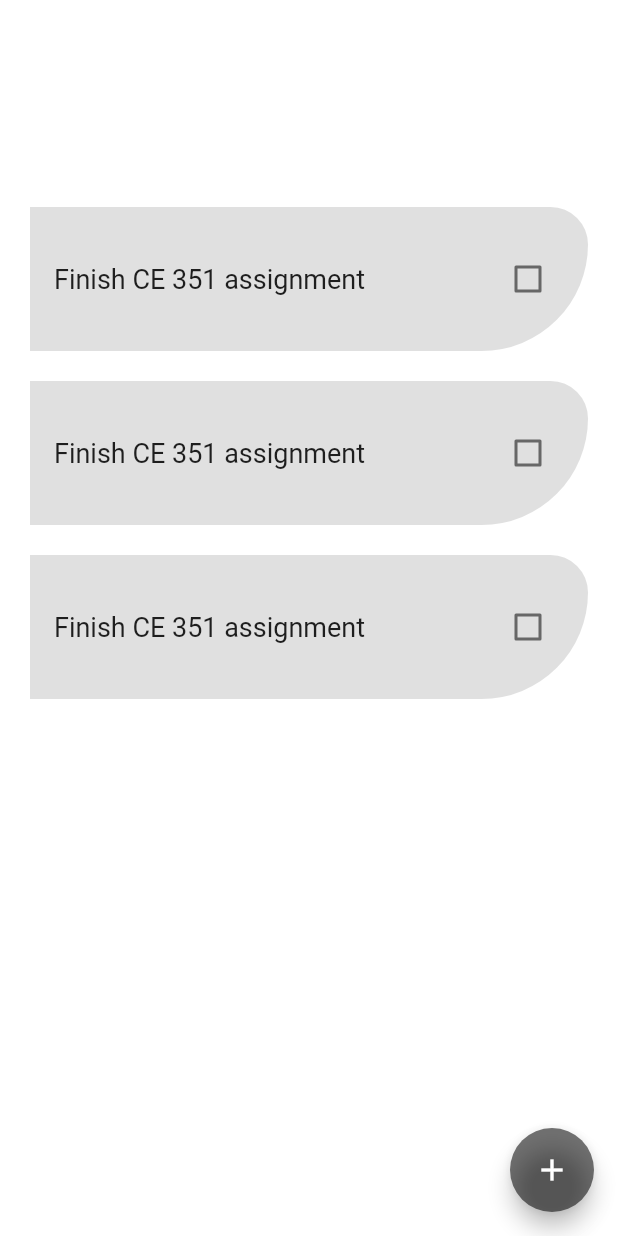
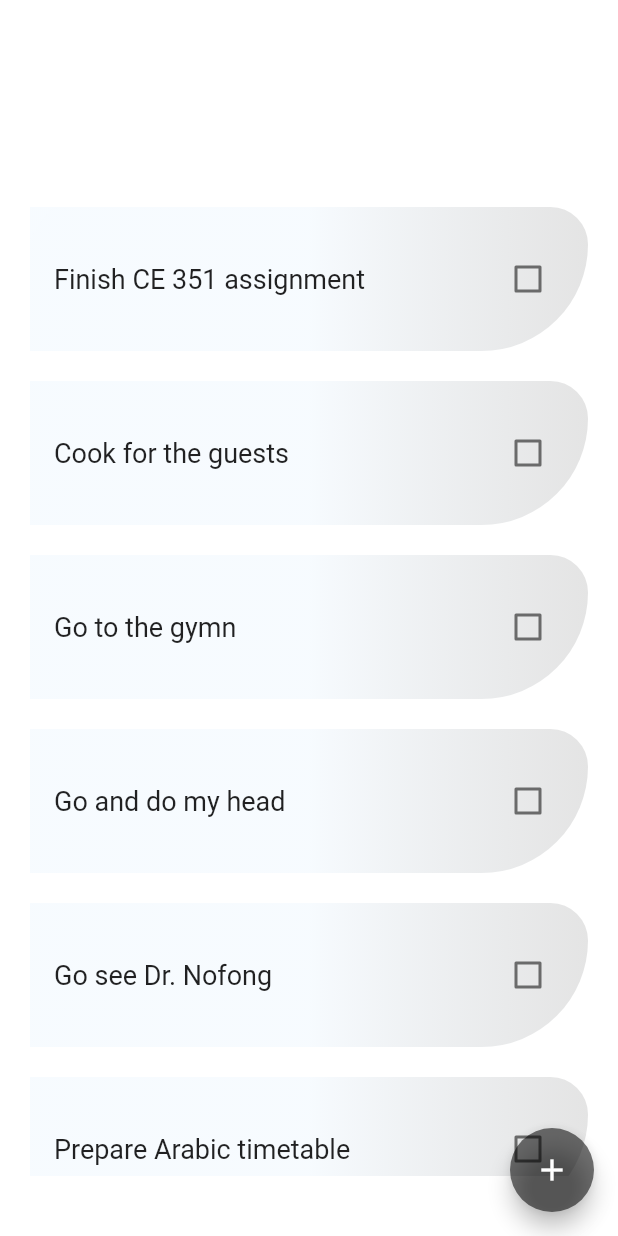
Before and after one commit to albanybuipe96/schedule, a Flutter app: the screen it shows after launch, after a tap on "ToDo", on a phone screen of 412 x 824 dp. Run offline on Flutter 3.47's test engine with Material 2 defaults, Android fonts, the phone set to English and light mode, and no system bars; Roboto replaces fonts that are missing (Times New Roman).

Commit message:
Shopping area started
Refactored Todo section, and made Shopping section appbar.

```diff
--- a/lib/bloc/store.dart
+++ b/lib/bloc/store.dart
@@ -27,8 +27,12 @@ class Store extends ChangeNotifier {
   ];
   List<Todo> _todoList = [
     Todo(name: 'Finish CE 351 assignment'),
-    Todo(name: 'Finish CE 351 assignment'),
-    Todo(name: 'Finish CE 351 assignment'),
+    Todo(name: 'Cook for the guests'),
+    Todo(name: 'Go to the gymn'),
+    Todo(name: 'Go and do my head'),
+    Todo(name: 'Go see Dr. Nofong'),
+    Todo(name: 'Prepare Arabic timetable'),
+    Todo(name: 'Refactor app'),
   ];
   List<Shopping> _shoppingList = [
     Shopping(name: 'Egg', price: 0.6, count: 24),
--- /dev/null
+++ b/lib/custom/back_button2.dart
@@ -0,0 +1,16 @@
+import 'package:flutter/material.dart';
+
+class BackButton2 extends StatelessWidget {
+
+  @override
+  Widget build(BuildContext context) {
+    return FlatButton(
+      child: Icon(
+        Icons.arrow_back_ios,
+        size: 45.0,
+        color: Colors.white70,
+      ),
+      onPressed: () => Navigator.pop(context),
+    );
+  }
+}
--- a/lib/custom/checkable_tile.dart
+++ b/lib/custom/checkable_tile.dart
@@ -24,6 +24,11 @@ class CheckableTile extends StatelessWidget {
           bottomRight: Radius.circular(256.0),
           topRight: Radius.circular(90.0),
         ),
+        gradient: LinearGradient(
+          begin: Alignment.topCenter,
+          end: Alignment.topRight,
+          colors: [Colors.blue[100], Colors.black87]
+        ),
       ),
       child: ListTile(
         title: Text(
--- a/lib/custom/menu_tile.dart
+++ b/lib/custom/menu_tile.dart
@@ -12,7 +12,7 @@ class CustomTile extends StatelessWidget {
   Widget build(BuildContext context) {
     return ListTile(
       leading: CircleAvatar(
-        child: Icon(icon),
+        child: Icon(icon, color: Colors.brown,),
         backgroundColor: Colors.white30,
       ),
       title: Text(itemTitle, style: TextStyle(),),
--- /dev/null
+++ b/lib/custom/todo_app_bar.dart
@@ -0,0 +1,38 @@
+import 'package:flutter/material.dart';
+import 'package:schedule/custom/back_button2.dart';
+
+class TodoAppBar extends StatelessWidget {
+
+  final int count;
+
+  TodoAppBar({this.count});
+
+  @override
+  Widget build(BuildContext context) {
+    return Container(
+      padding: EdgeInsets.symmetric(horizontal: 20.0),
+      decoration: BoxDecoration(
+        borderRadius: BorderRadius.only(
+          bottomRight: Radius.circular(90.0),
+        ),
+      ),
+      child: Row(
+        crossAxisAlignment: CrossAxisAlignment.center,
+        mainAxisAlignment: MainAxisAlignment.start,
+        children: [
+          BackButton2(),
+          SizedBox(width: 50.0),
+          Text(
+            'Daily Tasks | $count',
+            style: TextStyle(
+              color: Colors.white,
+              fontSize: 25.0,
+              fontWeight: FontWeight.w900,
+            ),
+          ),
+        ],
+      ),
+      margin: EdgeInsets.symmetric(vertical: 20.0),
+    );
+  }
+}
--- a/lib/screens/pages/shopping_list_screen.dart
+++ b/lib/screens/pages/shopping_list_screen.dart
@@ -1,10 +1,44 @@
 import 'package:flutter/material.dart';
+import 'package:schedule/custom/back_button2.dart';
 
 class ShoppingListScreen extends StatelessWidget {
   @override
   Widget build(BuildContext context) {
     return Scaffold(
-      appBar: AppBar(title: Text('Shopping List'),),
+      backgroundColor: Colors.white70,
+      body: SafeArea(
+        child: Column(
+          children: [
+            Container(
+              padding: EdgeInsets.symmetric(vertical: 20.0, horizontal: 20.0),
+              child: Row(
+                children: [
+                  BackButton2(),
+                  SizedBox(width: 50.0),
+                  Text(
+                    'Shopping List',
+                    style: TextStyle(
+                      color: Colors.white,
+                      fontWeight: FontWeight.w900,
+                      fontSize: 25.0,
+                    ),
+                  ),
+                ],
+              ),
+            ),
+            Expanded(
+              child: Container(
+                decoration: BoxDecoration(
+                  color: Colors.white,
+                  borderRadius: BorderRadius.only(
+                    topRight: Radius.circular(145.0),
+                  ),
+                ),
+              ),
+            ),
+          ],
+        ),
+      ),
     );
   }
 }
--- a/lib/screens/pages/todo_list_screen.dart
+++ b/lib/screens/pages/todo_list_screen.dart
@@ -2,78 +2,22 @@ import 'package:flutter/cupertino.dart';
 import 'package:flutter/material.dart';
 import 'package:provider/provider.dart';
 import 'package:schedule/bloc/store.dart';
-import 'package:schedule/custom/checkable_tile.dart';
+import 'package:schedule/custom/todo_app_bar.dart';
 import 'package:schedule/screens/add_todo_screen.dart';
+import 'package:schedule/screens/todo_list.dart';
 
 class TodoListScreen extends StatelessWidget {
   @override
   Widget build(BuildContext context) {
-    return Consumer<Store>(
-      builder: (context, store, child) {
     return Scaffold(
       backgroundColor: Colors.white70,
       body: SafeArea(
         child: Column(
           children: [
-                Container(
-                  padding: EdgeInsets.symmetric(horizontal: 20.0),
-                  decoration: BoxDecoration(
-                    borderRadius: BorderRadius.only(
-                      bottomRight: Radius.circular(90.0),
+            TodoAppBar(
+              count: Provider.of<Store>(context).todoListCount,
             ),
-                  ),
-                  child: Row(
-                    crossAxisAlignment: CrossAxisAlignment.center,
-                    mainAxisAlignment: MainAxisAlignment.start,
-                    children: [
-                      FlatButton(
-                        child: Icon(
-                          Icons.arrow_back_ios,
-                          size: 45.0,
-                          color: Colors.white70,
-                        ),
-                        onPressed: () => Navigator.pop(context),
-                      ),
-                      SizedBox(width: 50.0),
-                      Text(
-                        'Daily Tasks | ${store.todoListCount}',
-                        style: TextStyle(
-                          color: Colors.white,
-                          fontSize: 25.0,
-                          fontWeight: FontWeight.w900,
-                        ),
-                      ),
-                    ],
-                  ),
-                  margin: EdgeInsets.symmetric(vertical: 20.0),
-                ),
-                Expanded(
-                  child: Container(
-                    padding:
-                        EdgeInsets.symmetric(horizontal: 20.0, vertical: 40.0),
-//                margin: EdgeInsets.symmetric(horizontal: 20.0, vertical: 20.0),
-                    decoration: BoxDecoration(
-                      color: Colors.white,
-                      borderRadius: BorderRadius.only(
-                        topLeft: Radius.circular(145.0),
-                        topRight: Radius.circular(45.0),
-                        bottomRight: Radius.circular(45.0),
-                      ),
-                    ),
-                    child: ListView.builder(
-                      itemCount: store.todoListCount,
-                      itemBuilder: (ctx, idx) {
-                        final item = store.todoList[idx];
-                        return CheckableTile(
-                          name: item.name,
-                          isCompleted: item.isCompleted,
-                          checkboxCallback: (value) => store.update(item),
-                          deleteCallback: () => store.delete(item),
-                        );
-                      },
-                    ),
-                  ),
-                ),
+            TodoList(),
           ],
         ),
       ),
@@ -88,7 +32,5 @@ class TodoListScreen extends StatelessWidget {
         },
       ),
     );
-      },
-    );
   }
 }
--- /dev/null
+++ b/lib/screens/todo_list.dart
@@ -0,0 +1,37 @@
+import 'package:flutter/material.dart';
+import 'package:provider/provider.dart';
+import 'package:schedule/bloc/store.dart';
+import 'package:schedule/custom/checkable_tile.dart';
+
+class TodoList extends StatelessWidget {
+  @override
+  Widget build(BuildContext context) {
+    return Expanded(
+      child: Container(
+        padding: EdgeInsets.symmetric(horizontal: 20.0, vertical: 40.0),
+        decoration: BoxDecoration(
+          color: Colors.white,
+          borderRadius: BorderRadius.only(
+            topLeft: Radius.circular(145.0),
+            topRight: Radius.circular(45.0),
+            bottomRight: Radius.circular(45.0),
+          ),
+        ),
+        child: Consumer<Store>(builder: (context, store, child) {
+          return ListView.builder(
+            itemCount: store.todoListCount,
+            itemBuilder: (ctx, idx) {
+              final item = store.todoList[idx];
+              return CheckableTile(
+                name: item.name,
+                isCompleted: item.isCompleted,
+                checkboxCallback: (value) => store.update(item),
+                deleteCallback: () => store.delete(item),
+              );
+            },
+          );
+        }),
+      ),
+    );
+  }
+}
```
Lines whose indentation alone changed are shown as unchanged.
